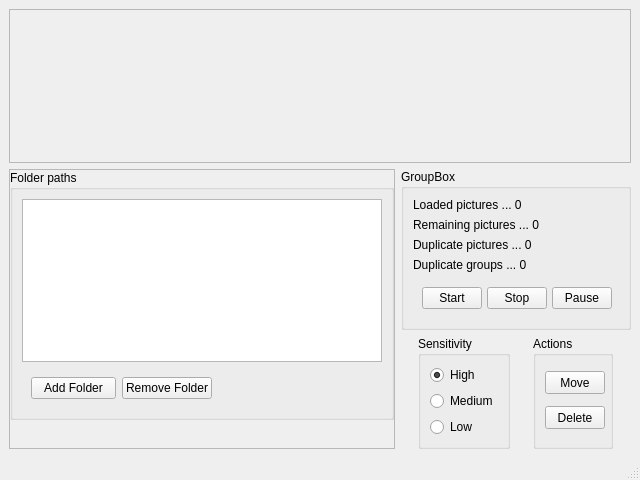
max-dw-i/myfyrio, file src/gui.ui: the form before one commit.
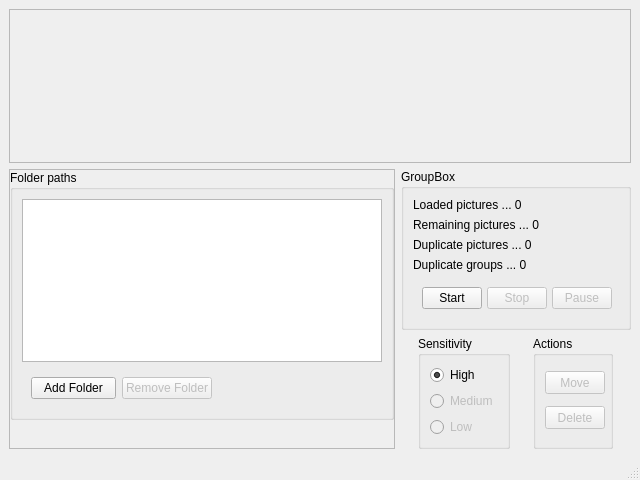
The form after the commit.

Commit message: Disable the not implemented buttons and disable/enable 'delFolderBtn' if a user's chosen paths or not

The edit to the form file:
```diff
--- a/src/gui.ui
+++ b/src/gui.ui
@@ -214,6 +214,9 @@
                 </item>
                 <item>
                  <widget class="QPushButton" name="delFolderBtn">
+                  <property name="enabled">
+                   <bool>false</bool>
+                  </property>
                   <property name="sizePolicy">
                    <sizepolicy hsizetype="Preferred" vsizetype="Preferred">
                     <horstretch>0</horstretch>
@@ -361,6 +364,9 @@
                 </item>
                 <item>
                  <widget class="QPushButton" name="stopBtn">
+                  <property name="enabled">
+                   <bool>false</bool>
+                  </property>
                   <property name="minimumSize">
                    <size>
                     <width>60</width>
@@ -379,10 +385,22 @@
                   <property name="text">
                    <string>Stop</string>
                   </property>
+                  <property name="checkable">
+                   <bool>false</bool>
+                  </property>
+                  <property name="checked">
+                   <bool>false</bool>
+                  </property>
+                  <property name="flat">
+                   <bool>false</bool>
+                  </property>
                  </widget>
                 </item>
                 <item>
                  <widget class="QPushButton" name="pauseBtn">
+                  <property name="enabled">
+                   <bool>false</bool>
+                  </property>
                   <property name="minimumSize">
                    <size>
                     <width>60</width>
@@ -457,16 +475,28 @@
                 </item>
                 <item>
                  <widget class="QRadioButton" name="mediumRb">
+                  <property name="enabled">
+                   <bool>false</bool>
+                  </property>
                   <property name="text">
                    <string>Medium</string>
                   </property>
+                  <property name="checkable">
+                   <bool>true</bool>
+                  </property>
                  </widget>
                 </item>
                 <item>
                  <widget class="QRadioButton" name="lowRb">
+                  <property name="enabled">
+                   <bool>false</bool>
+                  </property>
                   <property name="text">
                    <string>Low</string>
                   </property>
+                  <property name="checkable">
+                   <bool>true</bool>
+                  </property>
                  </widget>
                 </item>
                </layout>
@@ -498,6 +528,9 @@
                <layout class="QVBoxLayout" name="verticalLayout_2">
                 <item>
                  <widget class="QPushButton" name="moveBtn">
+                  <property name="enabled">
+                   <bool>false</bool>
+                  </property>
                   <property name="sizePolicy">
                    <sizepolicy hsizetype="Fixed" vsizetype="Fixed">
                     <horstretch>0</horstretch>
@@ -526,6 +559,9 @@
                 </item>
                 <item>
                  <widget class="QPushButton" name="deleteBtn">
+                  <property name="enabled">
+                   <bool>false</bool>
+                  </property>
                   <property name="sizePolicy">
                    <sizepolicy hsizetype="Fixed" vsizetype="Fixed">
                     <horstretch>0</horstretch>
```
The commit also changes 1 other file.
